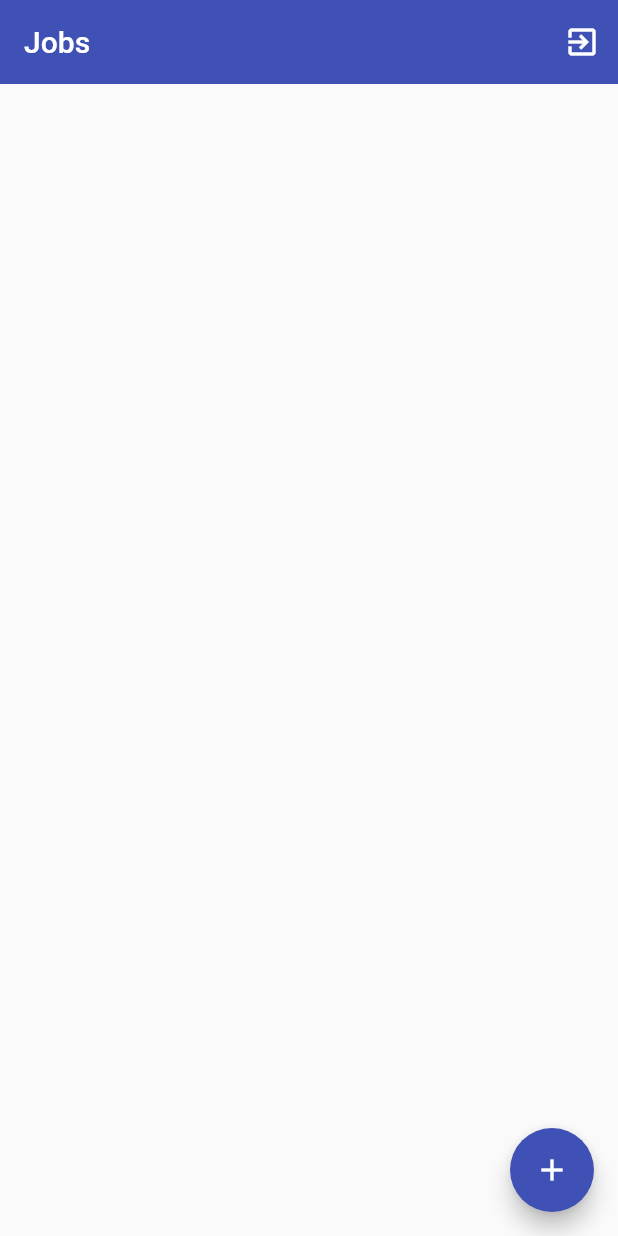
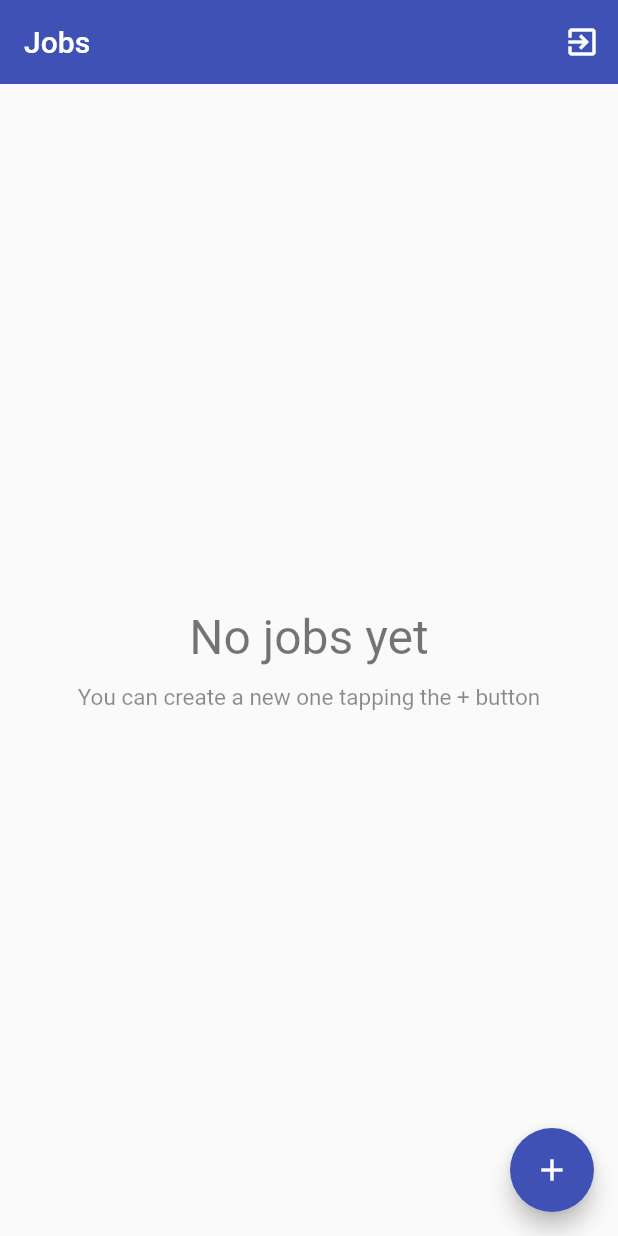
Before and after one commit to tino-brst/time_tracker_flutter, a Flutter app: the screen it shows once a user with an empty profile is signed in, on a phone screen of 412 x 824 dp. Run offline on Flutter 3.47's test engine with Material 2 defaults, Android fonts, the phone set to English and light mode, and no system bars; our stand-ins replace cloud_firestore, firebase_auth, google_sign_in; accounts and stored records are empty.

Commit message:
Add empty list state widget

```diff
--- a/lib/features/home/jobs/edit_job_screen.dart
+++ b/lib/features/home/jobs/edit_job_screen.dart
@@ -129,7 +129,6 @@ class _EditJobScreenState extends State<EditJobScreen> {
 
       if (isEditingExistingJob) {
         _set(isLoading: true);
-        print(job);
         await databaseService.updateJob(
           id: job.id,
           name: _name,
--- a/lib/features/home/jobs/jobs_screen.dart
+++ b/lib/features/home/jobs/jobs_screen.dart
@@ -4,6 +4,7 @@ import 'package:provider/provider.dart';
 import '../../../entities/job.dart';
 import '../../../services/auth_service.dart';
 import '../../../services/database_service.dart';
+import '../../../widgets/empty_list_state.dart';
 import '../../../widgets/platform_alert_dialog.dart';
 import 'edit_job_screen.dart';
 import 'jobs_list_view.dart';
@@ -38,6 +39,15 @@ class JobsScreen extends StatelessWidget {
             );
           }
 
+          final jobs = snapshot.data;
+
+          if (jobs.isEmpty) {
+            return EmptyListState(
+              title: 'No jobs yet',
+              subtitle: 'You can create a new one tapping the + button',
+            );
+          }
+
           return JobsListView(jobs: snapshot.data);
         },
       ),
--- /dev/null
+++ b/lib/widgets/empty_list_state.dart
@@ -0,0 +1,33 @@
+import 'package:flutter/material.dart';
+
+class EmptyListState extends StatelessWidget {
+  final String title;
+  final String subtitle;
+
+  const EmptyListState({
+    @required this.title,
+    @required this.subtitle,
+  })  : assert(title != null),
+        assert(subtitle != null);
+
+  @override
+  Widget build(BuildContext context) {
+    return Center(
+      child: Column(
+        mainAxisSize: MainAxisSize.min,
+        crossAxisAlignment: CrossAxisAlignment.center,
+        children: <Widget>[
+          Text(
+            title,
+            style: TextStyle(fontSize: 32, color: Colors.black54),
+          ),
+          SizedBox(height: 12),
+          Text(
+            subtitle,
+            style: TextStyle(fontSize: 15, color: Colors.black45),
+          ),
+        ],
+      ),
+    );
+  }
+}
```
